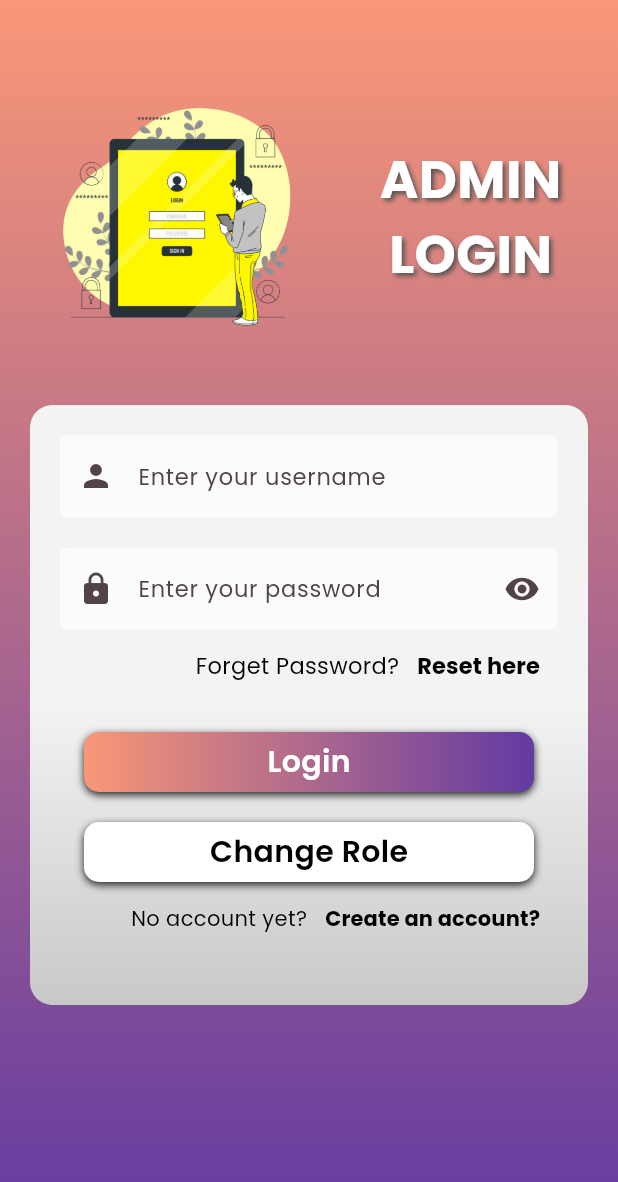
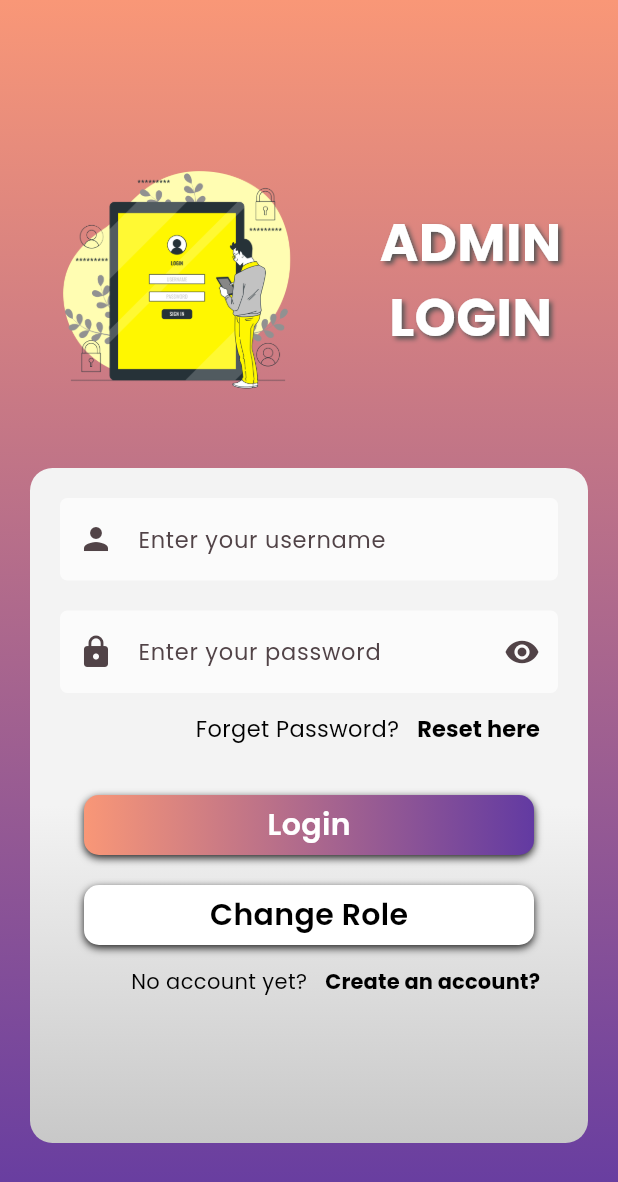
Before and after one commit to WeiHen01/Career_Connect, a Flutter app: the AdminLoginPage screen opened directly, on a phone screen of 412 x 824 dp. Shown: the top 1182 px of the screen. Run offline on Flutter 3.47's test engine with Material 3 defaults, Android fonts, the phone set to English and light mode, and no system bars; our stand-ins replace circle_nav_bar, dotted_border, file_picker, fl_chart, fluttertoast, google_fonts and 3 more; missing offline and left inert: art_sweetalert, onesignal_flutter, syncfusion_flutter_pdfviewer; accounts and stored records are empty.

Commit message:
Admin Design Modify

```diff
--- a/lib/view/admin/adminlogin.dart
+++ b/lib/view/admin/adminlogin.dart
@@ -196,6 +196,7 @@ class _AdminLoginPageState extends State<AdminLoginPage> {
             ],
           ),
         ),
+        child: Center(
           child: SingleChildScrollView(
             child: Column(
               children: [
@@ -255,7 +256,7 @@ class _AdminLoginPageState extends State<AdminLoginPage> {
                        */
                       child: Container(
                           padding: EdgeInsets.all(20),
-                        height: 400,
+                          height: 450,
                           width: double.infinity,
                           decoration: BoxDecoration(
                               gradient: LinearGradient(
@@ -473,6 +474,7 @@ class _AdminLoginPageState extends State<AdminLoginPage> {
             ),
           ),
         ),
+      ),
 
     );
   }
```
Lines whose indentation alone changed are shown as unchanged.
